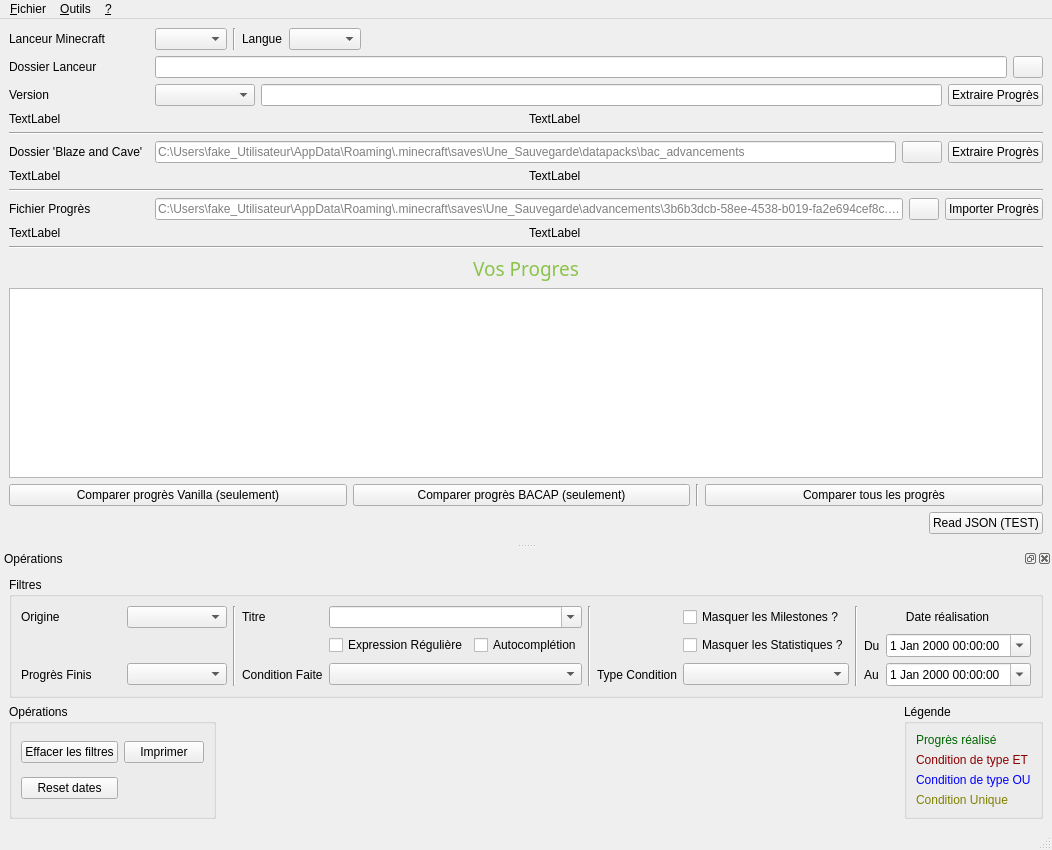
The window that Minecraft_Advancements/frm_principale.ui (Chucky2401/Minecraft-Advancements) describes before a commit, drawn with Qt 5.
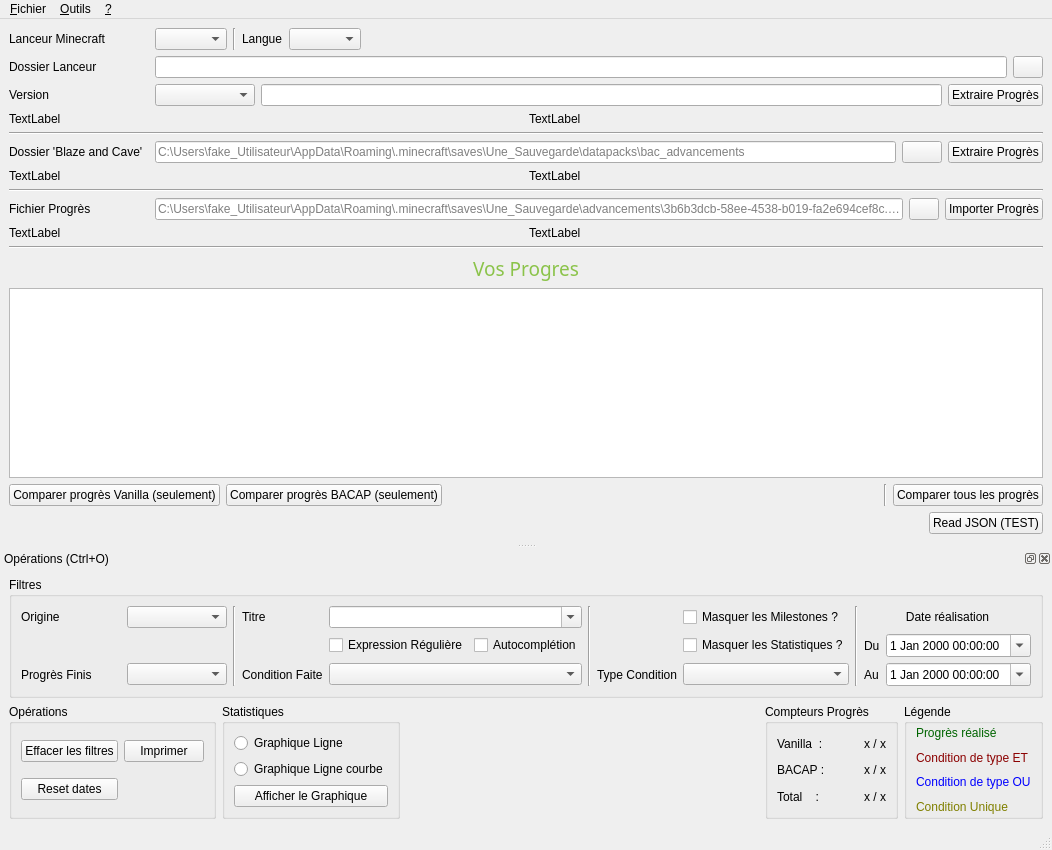
The same window after the commit. Icons and pictures are not drawn.

The edit to the form file:
```diff
--- a/Minecraft_Advancements/frm_principale.ui
+++ b/Minecraft_Advancements/frm_principale.ui
@@ -447,6 +447,19 @@
         </property>
        </widget>
       </item>
+      <item>
+       <spacer name="horizontalSpacer_4">
+        <property name="orientation">
+         <enum>Qt::Horizontal</enum>
+        </property>
+        <property name="sizeHint" stdset="0">
+         <size>
+          <width>40</width>
+          <height>20</height>
+         </size>
+        </property>
+       </spacer>
+      </item>
       <item>
        <widget class="Line" name="line_5">
         <property name="orientation">
@@ -530,7 +543,7 @@
    <property name="minimumSize">
     <size>
      <width>957</width>
-     <height>256</height>
+     <height>278</height>
     </size>
    </property>
    <property name="floating">
@@ -540,7 +553,7 @@
     <set>QDockWidget::AllDockWidgetFeatures</set>
    </property>
    <property name="windowTitle">
-    <string>Opérations</string>
+    <string>Opérations (Ctrl+O)</string>
    </property>
    <attribute name="dockWidgetArea">
     <number>8</number>
@@ -821,7 +834,7 @@
      <item>
       <layout class="QHBoxLayout" name="horizontalLayout_9">
        <property name="sizeConstraint">
-        <enum>QLayout::SetNoConstraint</enum>
+        <enum>QLayout::SetDefaultConstraint</enum>
        </property>
        <property name="topMargin">
         <number>0</number>
@@ -831,10 +844,25 @@
          <property name="title">
           <string>Opérations</string>
          </property>
+         <property name="flat">
+          <bool>false</bool>
+         </property>
+         <property name="checkable">
+          <bool>false</bool>
+         </property>
          <layout class="QGridLayout" name="gridLayout_4">
           <property name="sizeConstraint">
            <enum>QLayout::SetNoConstraint</enum>
           </property>
+          <property name="topMargin">
+           <number>0</number>
+          </property>
+          <property name="bottomMargin">
+           <number>0</number>
+          </property>
+          <property name="verticalSpacing">
+           <number>0</number>
+          </property>
           <item row="0" column="0">
            <widget class="QPushButton" name="qpbClearFilter">
             <property name="text">
@@ -871,6 +899,36 @@
          </layout>
         </widget>
        </item>
+       <item>
+        <widget class="QGroupBox" name="qgbStats">
+         <property name="title">
+          <string>Statistiques</string>
+         </property>
+         <layout class="QGridLayout" name="gridLayout_5">
+          <item row="1" column="0">
+           <widget class="QRadioButton" name="qrbCerce">
+            <property name="text">
+             <string>Graphique Ligne courbe</string>
+            </property>
+           </widget>
+          </item>
+          <item row="0" column="0">
+           <widget class="QRadioButton" name="qrbLigne">
+            <property name="text">
+             <string>Graphique Ligne</string>
+            </property>
+           </widget>
+          </item>
+          <item row="2" column="0">
+           <widget class="QPushButton" name="qpbAfficherGraphique">
+            <property name="text">
+             <string>Afficher le Graphique</string>
+            </property>
+           </widget>
+          </item>
+         </layout>
+        </widget>
+       </item>
        <item>
         <spacer name="horizontalSpacer_3">
          <property name="orientation">
@@ -887,34 +945,83 @@
        <item>
         <widget class="QGroupBox" name="groupBox">
          <property name="title">
+          <string>Compteurs Progrès</string>
+         </property>
+         <layout class="QGridLayout" name="gridLayout_2">
+          <item row="0" column="1">
+           <widget class="QLabel" name="qlVanilla">
+            <property name="text">
+             <string>x / x</string>
+            </property>
+            <property name="alignment">
+             <set>Qt::AlignRight|Qt::AlignTrailing|Qt::AlignVCenter</set>
+            </property>
+           </widget>
+          </item>
+          <item row="1" column="1">
+           <widget class="QLabel" name="qlBacap">
+            <property name="text">
+             <string>x / x</string>
+            </property>
+            <property name="alignment">
+             <set>Qt::AlignRight|Qt::AlignTrailing|Qt::AlignVCenter</set>
+            </property>
+           </widget>
+          </item>
+          <item row="2" column="1">
+           <widget class="QLabel" name="qlTotal">
+            <property name="text">
+             <string>x / x</string>
+            </property>
+            <property name="alignment">
+             <set>Qt::AlignRight|Qt::AlignTrailing|Qt::AlignVCenter</set>
+            </property>
+           </widget>
+          </item>
+          <item row="0" column="0">
+           <widget class="QLabel" name="qlTitreVanilla">
+            <property name="text">
+             <string>Vanilla  :</string>
+            </property>
+           </widget>
+          </item>
+          <item row="1" column="0">
+           <widget class="QLabel" name="qlTitreBacap">
+            <property name="text">
+             <string>BACAP :</string>
+            </property>
+           </widget>
+          </item>
+          <item row="2" column="0">
+           <widget class="QLabel" name="qlTitreTotal">
+            <property name="text">
+             <string>Total    :</string>
+            </property>
+           </widget>
+          </item>
+         </layout>
+        </widget>
+       </item>
+       <item>
+        <widget class="QGroupBox" name="qgbLegende">
+         <property name="title">
           <string>Légende</string>
          </property>
-         <layout class="QGridLayout" name="gridLayout_5">
+         <layout class="QVBoxLayout" name="verticalLayout_4">
           <property name="sizeConstraint">
            <enum>QLayout::SetNoConstraint</enum>
           </property>
-          <item row="2" column="0">
-           <widget class="QLabel" name="label_8">
-            <property name="text">
-             <string>&lt;span style=&quot;color: blue;&quot;&gt;Condition de type OU&lt;/span&gt;</string>
-            </property>
-            <property name="textFormat">
-             <enum>Qt::RichText</enum>
-            </property>
-           </widget>
-          </item>
-          <item row="1" column="0">
-           <widget class="QLabel" name="label_7">
-            <property name="text">
-             <string>&lt;html&gt;&lt;head/&gt;&lt;body&gt;&lt;p&gt;&lt;span style=&quot; color:#8b0000;&quot;&gt;Condition de type ET&lt;/span&gt;&lt;/p&gt;&lt;/body&gt;&lt;/html&gt;</string>
-            </property>
-            <property name="textFormat">
-             <enum>Qt::RichText</enum>
-            </property>
-           </widget>
-          </item>
-          <item row="0" column="0">
+          <property name="topMargin">
+           <number>0</number>
+          </property>
+          <property name="bottomMargin">
+           <number>0</number>
+          </property>
+          <item>
            <widget class="QLabel" name="label_9">
+            <property name="lineWidth">
+             <number>1</number>
+            </property>
             <property name="text">
              <string>&lt;html&gt;&lt;head/&gt;&lt;body&gt;&lt;p&gt;&lt;span style=&quot; color:#006400;&quot;&gt;Progrès réalisé&lt;/span&gt;&lt;/p&gt;&lt;/body&gt;&lt;/html&gt;</string>
             </property>
@@ -923,7 +1030,27 @@
             </property>
            </widget>
           </item>
-          <item row="3" column="0">
+          <item>
+           <widget class="QLabel" name="label_7">
+            <property name="text">
+             <string>&lt;html&gt;&lt;head/&gt;&lt;body&gt;&lt;p&gt;&lt;span style=&quot; color:#8b0000;&quot;&gt;Condition de type ET&lt;/span&gt;&lt;/p&gt;&lt;/body&gt;&lt;/html&gt;</string>
+            </property>
+            <property name="textFormat">
+             <enum>Qt::RichText</enum>
+            </property>
+           </widget>
+          </item>
+          <item>
+           <widget class="QLabel" name="label_8">
+            <property name="text">
+             <string>&lt;span style=&quot;color: blue;&quot;&gt;Condition de type OU&lt;/span&gt;</string>
+            </property>
+            <property name="textFormat">
+             <enum>Qt::RichText</enum>
+            </property>
+           </widget>
+          </item>
+          <item>
            <widget class="QLabel" name="label_10">
             <property name="text">
              <string>&lt;html&gt;&lt;head/&gt;&lt;body&gt;&lt;p&gt;&lt;span style=&quot; color:#808000;&quot;&gt;Condition Unique&lt;/span&gt;&lt;/p&gt;&lt;/body&gt;&lt;/html&gt;</string>
```
Left out of the diff: 236 changed lines with no effect on the pictures.
